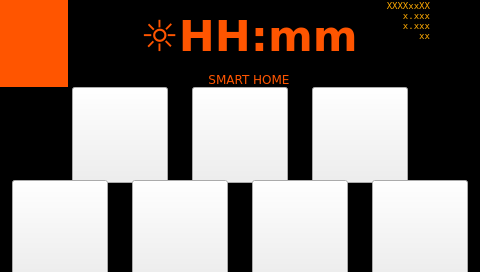
Old version of the form SmartHome/page010.ui in the repository fmandracci/smart-home.
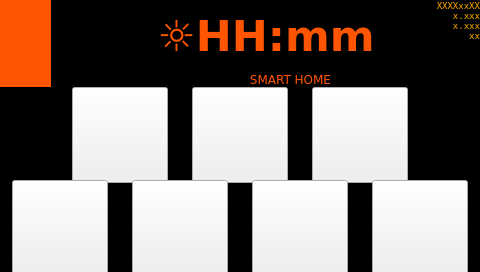
New version of the form. Icons and pictures are not drawn. Custom widgets are drawn as their Qt base class.

Commit message: backport (again); mute in HeaderPanel also

Patch:
```diff
--- a/SmartHome/page010.ui
+++ b/SmartHome/page010.ui
@@ -46,20 +46,20 @@
    </property>
    <item>
     <layout class="QGridLayout" name="gridLayout_header">
-     <item row="0" column="1">
-      <spacer name="horizontalSpacer">
-       <property name="orientation">
-        <enum>Qt::Horizontal</enum>
-       </property>
-       <property name="sizeHint" stdset="0">
-        <size>
-         <width>40</width>
-         <height>20</height>
-        </size>
-       </property>
-      </spacer>
-     </item>
      <item row="0" column="2">
+      <spacer name="horizontalSpacer">
+       <property name="orientation">
+        <enum>Qt::Horizontal</enum>
+       </property>
+       <property name="sizeHint" stdset="0">
+        <size>
+         <width>40</width>
+         <height>20</height>
+        </size>
+       </property>
+      </spacer>
+     </item>
+     <item row="0" column="3">
       <widget class="QPushButton" name="pushButton_time">
        <property name="sizePolicy">
         <sizepolicy hsizetype="MinimumExpanding" vsizetype="MinimumExpanding">
@@ -105,7 +105,50 @@
        </property>
       </widget>
      </item>
-     <item row="0" column="3">
+     <item row="0" column="0" rowspan="2">
+      <widget class="HeaderLeds" name="header_leds" native="true">
+       <property name="sizePolicy">
+        <sizepolicy hsizetype="MinimumExpanding" vsizetype="MinimumExpanding">
+         <horstretch>0</horstretch>
+         <verstretch>0</verstretch>
+        </sizepolicy>
+       </property>
+       <property name="minimumSize">
+        <size>
+         <width>48</width>
+         <height>72</height>
+        </size>
+       </property>
+       <property name="styleSheet">
+        <string notr="true">background-color: rgb(255, 85, 0);</string>
+       </property>
+      </widget>
+     </item>
+     <item row="1" column="2" colspan="4">
+      <widget class="QLabel" name="label_title">
+       <property name="maximumSize">
+        <size>
+         <width>16777215</width>
+         <height>18</height>
+        </size>
+       </property>
+       <property name="font">
+        <font>
+         <family>DejaVu Sans</family>
+        </font>
+       </property>
+       <property name="styleSheet">
+        <string notr="true">color: rgb(255, 85, 0);</string>
+       </property>
+       <property name="text">
+        <string>SMART HOME</string>
+       </property>
+       <property name="alignment">
+        <set>Qt::AlignHCenter|Qt::AlignTop</set>
+       </property>
+      </widget>
+     </item>
+     <item row="0" column="5">
       <widget class="QLabel" name="label_versions">
        <property name="sizePolicy">
         <sizepolicy hsizetype="MinimumExpanding" vsizetype="MinimumExpanding">
@@ -149,22 +192,56 @@
        </property>
       </widget>
      </item>
-     <item row="0" column="0" rowspan="2">
-      <widget class="HeaderLeds" name="header_leds" native="true">
+     <item row="0" column="1">
+      <widget class="QPushButton" name="pushButton_mute">
        <property name="sizePolicy">
-        <sizepolicy hsizetype="MinimumExpanding" vsizetype="MinimumExpanding">
+        <sizepolicy hsizetype="Fixed" vsizetype="Fixed">
          <horstretch>0</horstretch>
          <verstretch>0</verstretch>
         </sizepolicy>
        </property>
        <property name="minimumSize">
         <size>
+         <width>50</width>
+         <height>50</height>
+        </size>
+       </property>
+       <property name="maximumSize">
+        <size>
+         <width>72</width>
+         <height>90</height>
+        </size>
+       </property>
+       <property name="font">
+        <font>
+         <family>DejaVu Sans</family>
+         <pointsize>8</pointsize>
+        </font>
+       </property>
+       <property name="focusPolicy">
+        <enum>Qt::NoFocus</enum>
+       </property>
+       <property name="text">
+        <string/>
+       </property>
+       <property name="icon">
+        <iconset resource="systemicons.qrc">
+         <normaloff>:/systemicons/Mute.png</normaloff>:/systemicons/Mute.png</iconset>
+       </property>
+       <property name="iconSize">
+        <size>
          <width>48</width>
-         <height>72</height>
+         <height>48</height>
         </size>
        </property>
-       <property name="styleSheet">
-        <string notr="true">background-color: rgb(255, 85, 0);</string>
+       <property name="checkable">
+        <bool>true</bool>
+       </property>
+       <property name="checked">
+        <bool>false</bool>
+       </property>
+       <property name="flat">
+        <bool>true</bool>
        </property>
       </widget>
      </item>
@@ -215,30 +292,6 @@
        </property>
       </widget>
      </item>
-     <item row="1" column="1" colspan="3">
-      <widget class="QLabel" name="label_title">
-       <property name="maximumSize">
-        <size>
-         <width>16777215</width>
-         <height>18</height>
-        </size>
-       </property>
-       <property name="font">
-        <font>
-         <family>DejaVu Sans</family>
-        </font>
-       </property>
-       <property name="styleSheet">
-        <string notr="true">color: rgb(255, 85, 0);</string>
-       </property>
-       <property name="text">
-        <string>SMART HOME</string>
-       </property>
-       <property name="alignment">
-        <set>Qt::AlignHCenter|Qt::AlignTop</set>
-       </property>
-      </widget>
-     </item>
     </layout>
    </item>
    <item>
```
Left out of the diff: 2 changed lines with no effect on the pictures. The commit also changes 52 other files.
